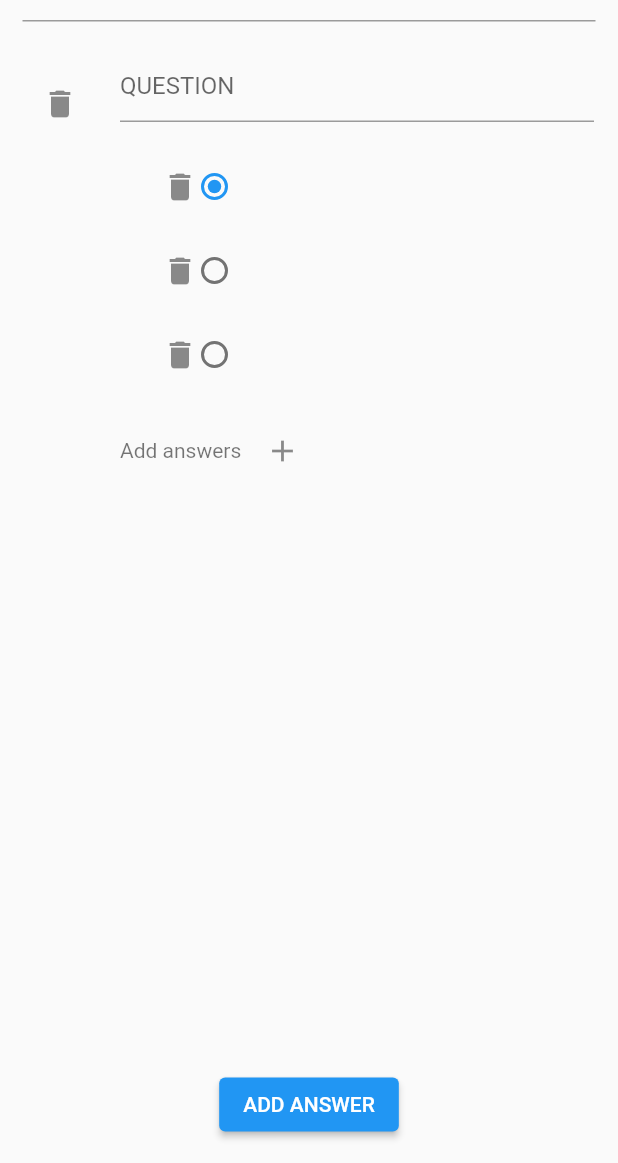
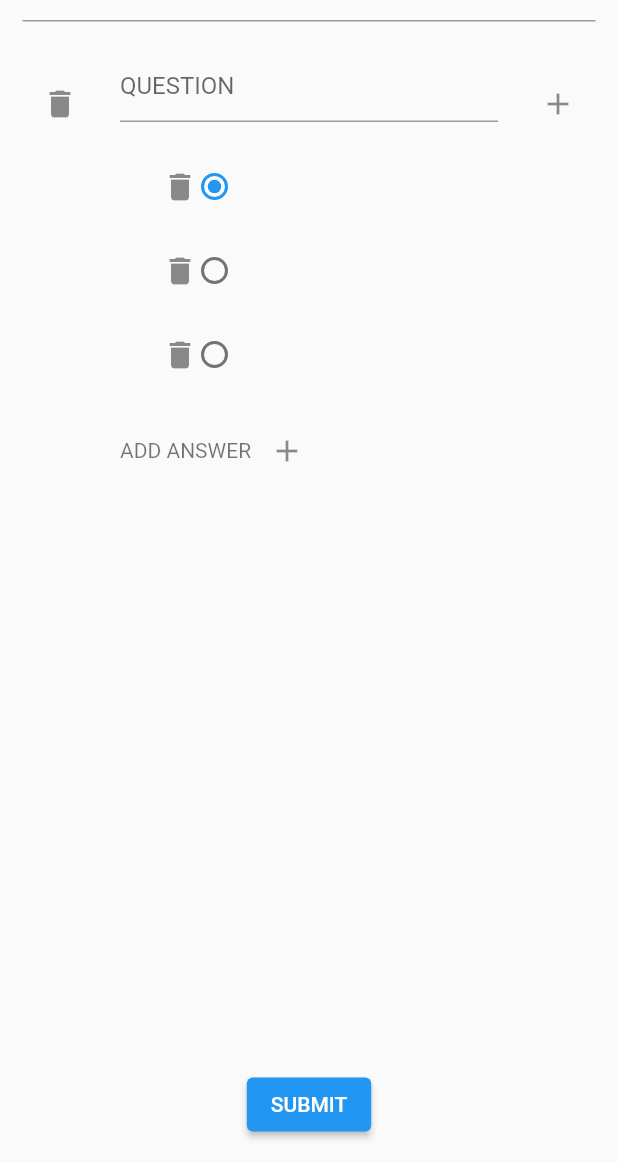
Before and after one commit to Horsemen-and-Women-of-the-Apocalypse/quiz-frontend, a Flutter app: the QuizCreationPage screen opened directly, on a phone screen of 412 x 824 dp, the part 73-1236 px from its top. Run offline on Flutter 3.47's test engine with Material 2 defaults, Android fonts, the light colour scheme and no system bars; missing offline and left inert: global_configuration.

Commit message:
Update quiz

```diff
--- a/lib/pages/quiz_creation.dart
+++ b/lib/pages/quiz_creation.dart
@@ -45,6 +45,15 @@ class _QuizCreationPageState extends State<QuizCreationPage> {
                         onPressed: () {
                           setState(() {
                             _questions.removeAt(index);
+                          });
+                        },
+                      ),
+                      trailing: IconButton(
+                        key: Key(QuizPageTexts.ADD_ANSWER),
+                        icon: Icon(Icons.add),
+                        onPressed: () {
+                          setState(() {
+                            _questions.add(Question());
                           });
                         },
                       ),
@@ -96,8 +105,9 @@ class _QuizCreationPageState extends State<QuizCreationPage> {
                               ),
                               Row(
                                 children: [
-                                  Text('Add answers '),
+                                  Text(QuizPageTexts.ADD_ANSWER),
                                   IconButton(
+                                    key: Key(QuizPageTexts.ADD_ANSWER),
                                     icon: Icon(Icons.add),
                                     onPressed: () {
                                       setState(() {
@@ -115,13 +125,13 @@ class _QuizCreationPageState extends State<QuizCreationPage> {
             Padding(
               padding: EdgeInsets.all(15),
               child: ElevatedButton(
-                  key: Key(QuizPageTexts.ADD_ANSWER),
+                  key: Key(QuizPageTexts.SUBMIT),
                   onPressed: () {
                     setState(() {
-                      _questions.add(Question());
+                      //TODO SUBMIT
                     });
                   },
-                  child: Text(QuizPageTexts.ADD_ANSWER)),
+                  child: Text(QuizPageTexts.SUBMIT)),
             ),
           ],
         ),
--- a/lib/utils/quiz_text.dart
+++ b/lib/utils/quiz_text.dart
@@ -4,4 +4,5 @@ class QuizPageTexts {
   static const String INPUT_QUESTION = 'QUESTION';
   static const String INPUT_ANSWER = 'ANSWER';
   static const String ADD_ANSWER = 'ADD ANSWER';
+  static const String SUBMIT = 'SUBMIT';
 }
```
